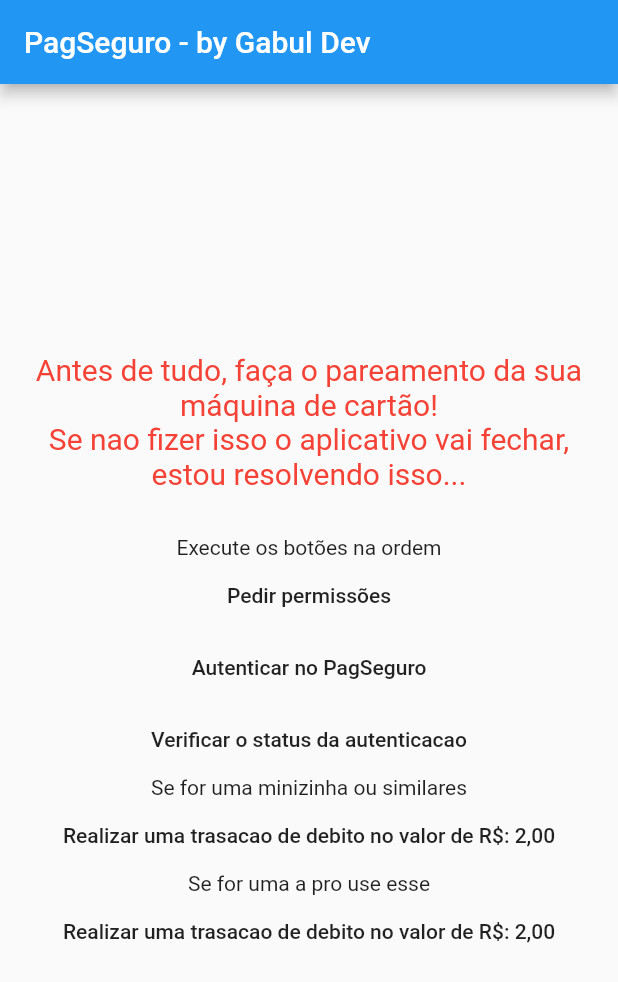
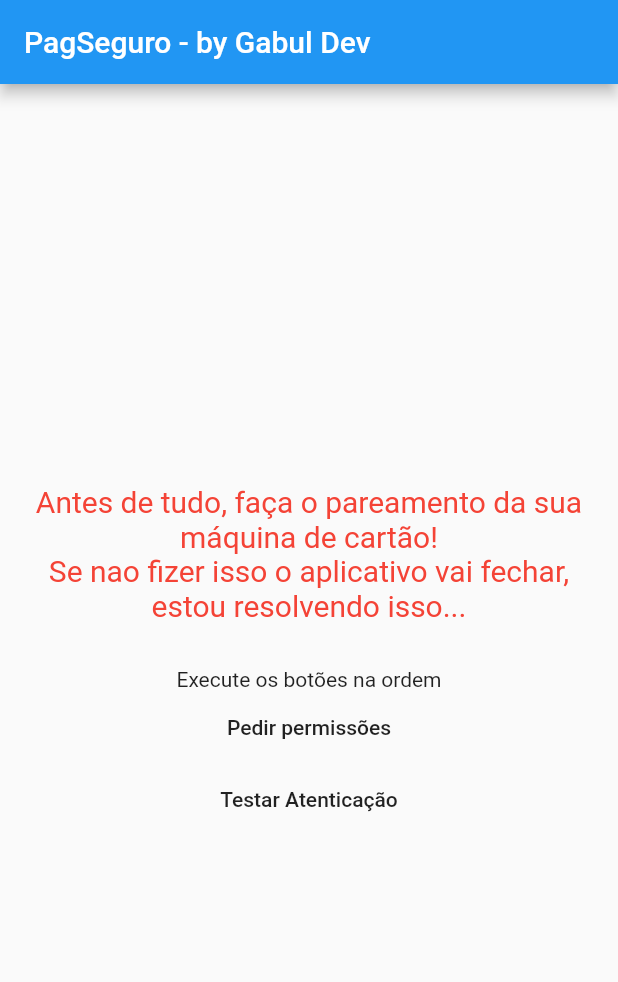
Before and after one commit to rudyer/rep_test, a Flutter app: the screen it shows after launch, on a phone screen of 412 x 824 dp. Shown: the top 982 px of the screen. Run offline on Flutter 3.47's test engine with Material 2 defaults, Android fonts, the phone set to English and light mode, and no system bars.

```diff
--- a/example/lib/main.dart
+++ b/example/lib/main.dart
@@ -91,34 +91,33 @@ class _MyHomePageState extends State<MyHomePage> {
                   pag.requestPermissions();
                 },
               ),
+              // FlatButton(
+              //   child: Text("Autenticar no PagSeguro"),
+              //   onPressed: () {
+              //     pag.requestAuthentication();
+              //   },
+              // ),
+              // FlatButton(
+              //   child: Text("Verificar o status da autenticacao"),
+              //   onPressed: () {
+              //     pag.checkAuthentication();
+              //   },
+              // ),
+              // Text("Se for uma minizinha ou similares"),
               FlatButton(
-                child: Text("Autenticar no PagSeguro"),
-                onPressed: () {
-                  pag.requestAuthentication();
-                },
-              ),
-              FlatButton(
-                child: Text("Verificar o status da autenticacao"),
-                onPressed: () {
-                  pag.checkAuthentication();
-                },
-              ),
-              Text("Se for uma minizinha ou similares"),
-              FlatButton(
-                child: Text(
-                    "Realizar uma trasacao de debito no valor de R\$: 2,00"),
+                child: Text("Testar Atenticação"),
                 onPressed: () {
                   pag.startPinpadDebitPayment(2.00);
                 },
               ),
-              Text("Se for uma a pro use esse"),
-              FlatButton(
-                child: Text(
-                    "Realizar uma trasacao de debito no valor de R\$: 2,00"),
-                onPressed: () {
-                  pag.startTerminalDebitPayment(2.00);
-                },
-              )
+              // Text("Se for uma a pro use esse"),
+              // FlatButton(
+              //   child: Text(
+              //       "Realizar uma trasacao de debito no valor de R\$: 2,00"),
+              //   onPressed: () {
+              //     pag.startTerminalDebitPayment(2.00);
+              //   },
+              // )
             ],
           ),
         ),
```
Also changed, not shown: 1 other file.
